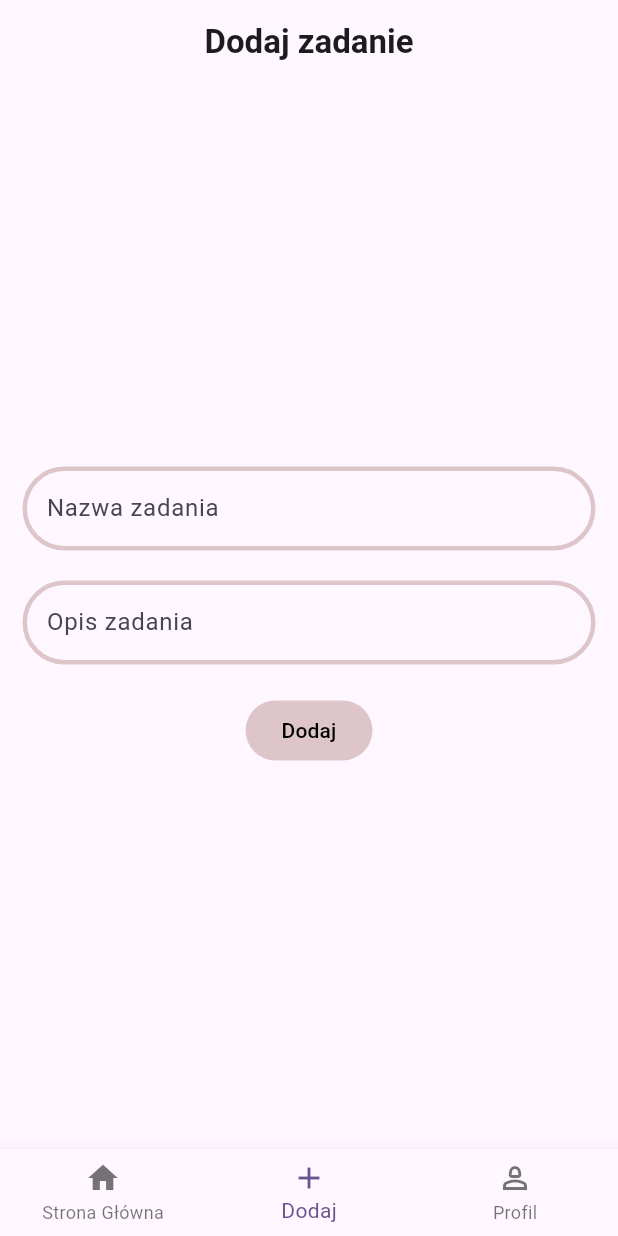
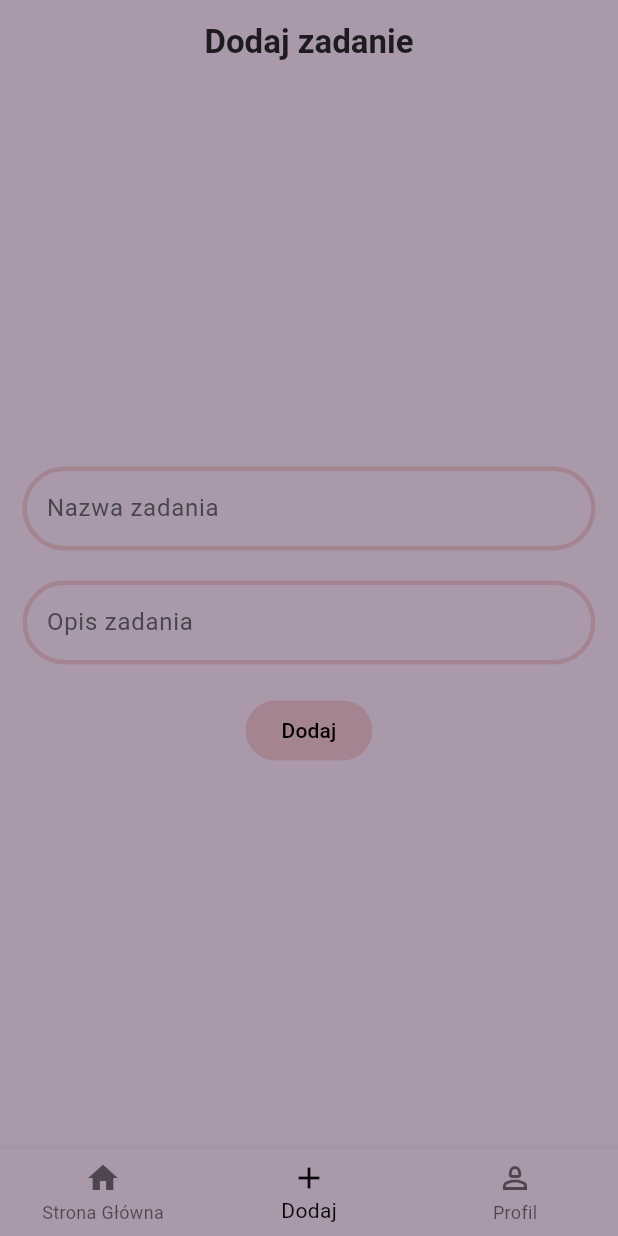
Before and after one commit to damianfaron/tasklist, a Flutter app: the screen it shows after launch, item 2 of the bottom bar chosen, on a phone screen of 412 x 824 dp. Run offline on Flutter 3.47's test engine with Material 2 defaults, Android fonts, the phone set to English and light mode, and no system bars; our stand-ins replace cloud_firestore, firebase_core; accounts and stored records are empty.

Commit message:
create class colors and change in app

```diff
--- /dev/null
+++ b/lib/app/features/presentatnio/colors/app_colors.dart
@@ -0,0 +1,6 @@
+import 'package:flutter/material.dart';
+
+class AppColors {
+  static const Color mainColor = Color.fromARGB(255, 170, 153, 171);
+  static const Color blackColor = Color.fromARGB(255, 10, 10, 10);
+}
--- a/lib/app/home/home_page.dart
+++ b/lib/app/home/home_page.dart
@@ -1,5 +1,6 @@
 import 'package:flutter/material.dart';
 import 'package:tasklist/app/features/add_page_content/add_page.dart';
+import 'package:tasklist/app/features/presentatnio/colors/app_colors.dart';
 import 'package:tasklist/app/features/task_page_content/taskpage.dart';
 import 'package:tasklist/app/features/user_page_content/user_page.dart';
 
@@ -17,7 +18,9 @@ class _HomePageState extends State<HomePage> {
   @override
   Widget build(BuildContext context) {
     return Scaffold(
+      backgroundColor: AppColors.mainColor,
       appBar: AppBar(
+        backgroundColor: AppColors.mainColor,
         title: Builder(builder: (context) {
           if (currentIndex == 1) {
             return const Center(
@@ -54,6 +57,9 @@ class _HomePageState extends State<HomePage> {
         return const TaskPageContent();
       }),
       bottomNavigationBar: BottomNavigationBar(
+        //wyłączanie kreski nad przyciskiem
+        // elevation: 0.0,
+        backgroundColor: AppColors.mainColor,
         currentIndex: currentIndex,
         onTap: (newValue) {
           setState(() {
@@ -73,7 +79,9 @@ class _HomePageState extends State<HomePage> {
             icon: Icon(Icons.person_2_outlined),
             label: 'Profil',
           )
-          ]),
+        ],
+        selectedItemColor: AppColors.blackColor,
+      ),
     );
   }
 }
```
Lines whose indentation alone changed are shown as unchanged.
